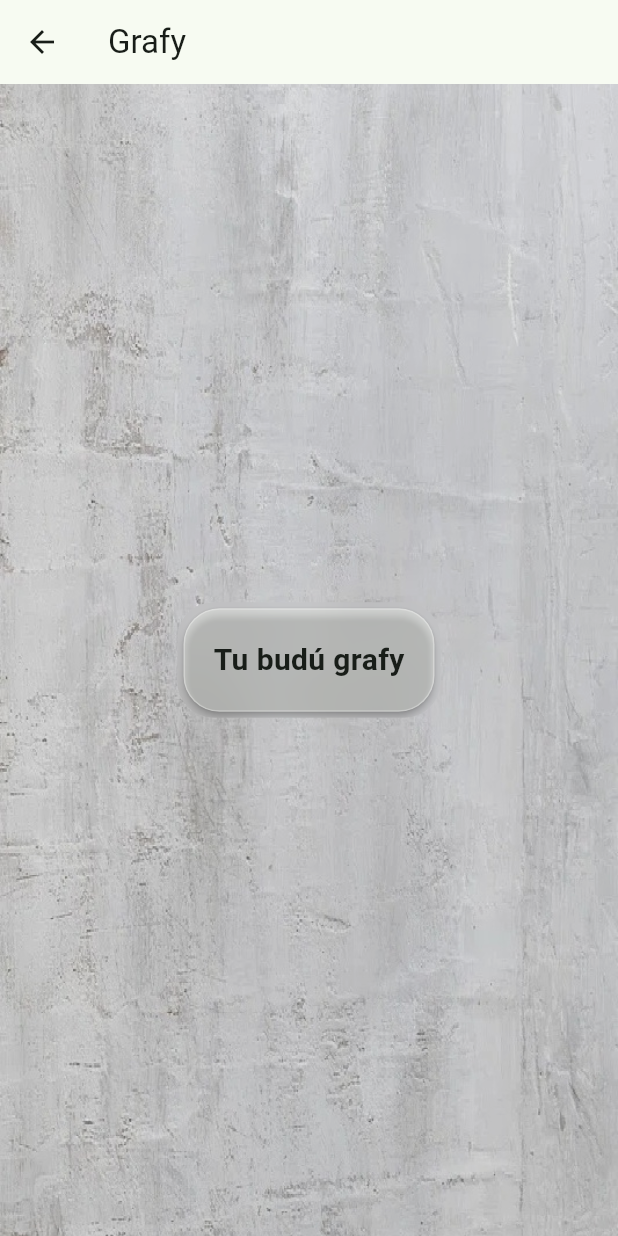
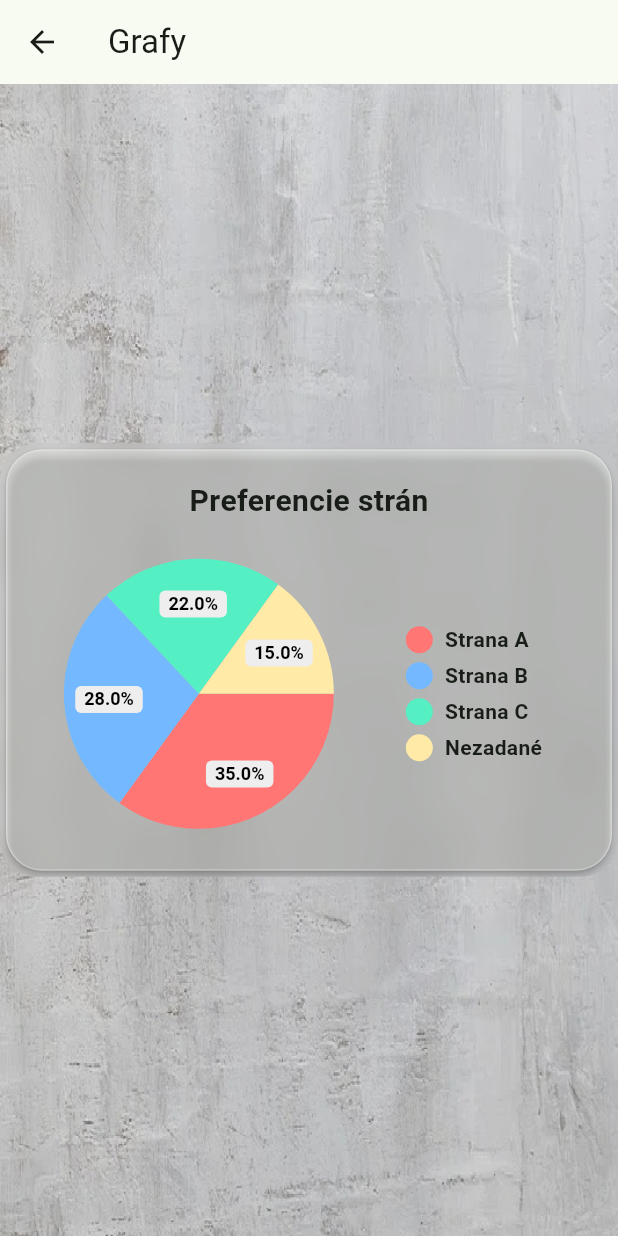
Before and after one commit to S4B4T0N/ExpitPollRequest, a Flutter app: the GrafyScreen screen opened directly, on a phone screen of 412 x 824 dp. Run offline on Flutter 3.47's test engine with Material 3 defaults, Android fonts, the phone set to English and light mode, and no system bars; drawn by our look-alikes of pie_chart.

Commit message:
pridanie widgetu pie_chart do grafov, uprava yamlu= zavislost na pie_chart

```diff
--- a/lib/screens/grafy.dart
+++ b/lib/screens/grafy.dart
@@ -1,11 +1,20 @@
 import 'package:flutter/material.dart';
 import 'package:exit_poll_request/widgets/glass_card.dart';
+import 'package:pie_chart/pie_chart.dart';
 
 class GrafyScreen extends StatelessWidget {
   const GrafyScreen({super.key});
 
   @override
   Widget build(BuildContext context) {
+    // demo dáta; neskôr ich napojíš na PeopleStore / backend
+    final data = <String, double>{
+      'Strana A': 35,
+      'Strana B': 28,
+      'Strana C': 22,
+      'Nezadané': 15,
+    };
+
     return Scaffold(
       appBar: AppBar(title: const Text('Grafy')),
       body: Stack(
@@ -13,11 +22,31 @@ class GrafyScreen extends StatelessWidget {
         children: [
           Image.asset('assets/pozadie/pozadie.jpg', fit: BoxFit.cover),
           Container(color: const Color.fromRGBO(0, 0, 0, 0.12)),
-          const Center(
+          Center(
             child: GlassCard(
-              child: Text(
-                'Tu budú grafy',
-                style: TextStyle(fontSize: 20, fontWeight: FontWeight.w700),
+              child: Column(
+                mainAxisSize: MainAxisSize.min,
+                children: [
+                  const Text(
+                    'Preferencie strán',
+                    style: TextStyle(fontSize: 20, fontWeight: FontWeight.w700),
+                  ),
+                  const SizedBox(height: 16),
+                  PieChart(
+                    dataMap: data,
+                    chartType: ChartType.disc, // alebo ChartType.ring
+                    chartRadius: 180,
+                    legendOptions: const LegendOptions(
+                      showLegends: true,
+                      legendPosition: LegendPosition.right,
+                    ),
+                    chartValuesOptions: const ChartValuesOptions(
+                      showChartValues: true,
+                      showChartValuesInPercentage: true,
+                      decimalPlaces: 1,
+                    ),
+                  ),
+                ],
               ),
             ),
           ),
--- a/pubspec.yaml
+++ b/pubspec.yaml
@@ -9,6 +9,7 @@ environment:
 dependencies:
   flutter:
     sdk: flutter
+  pie_chart: ^5.4.0
 
 dev_dependencies:
   flutter_test:
```
Also changed, not shown: pubspec.lock.
